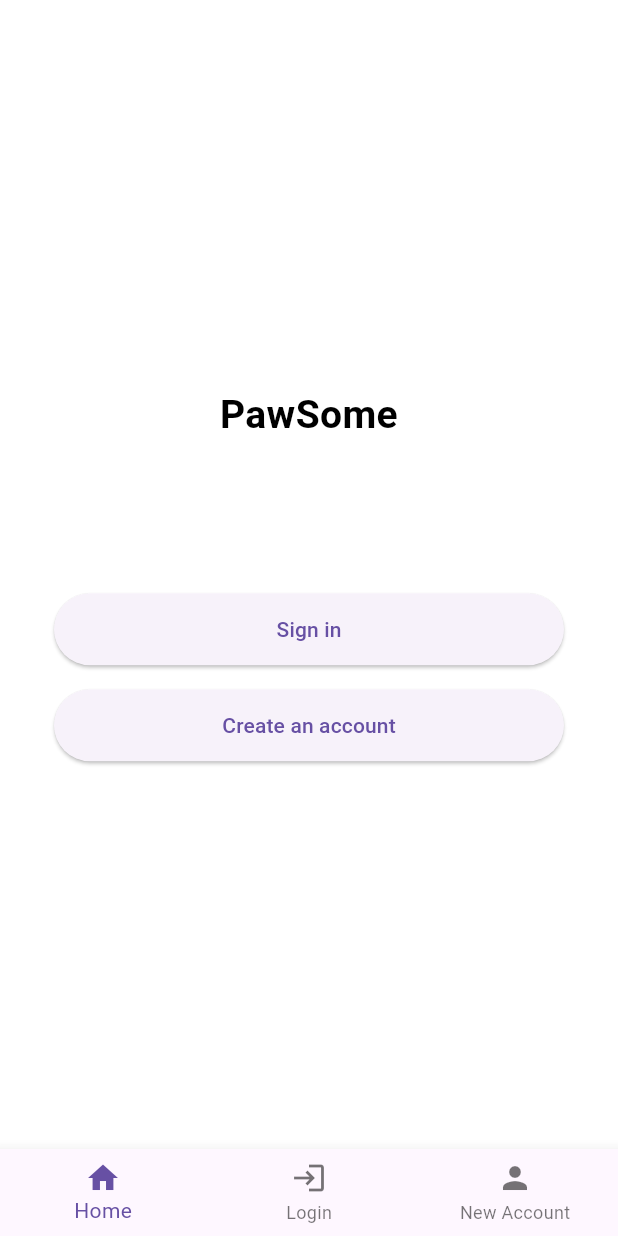
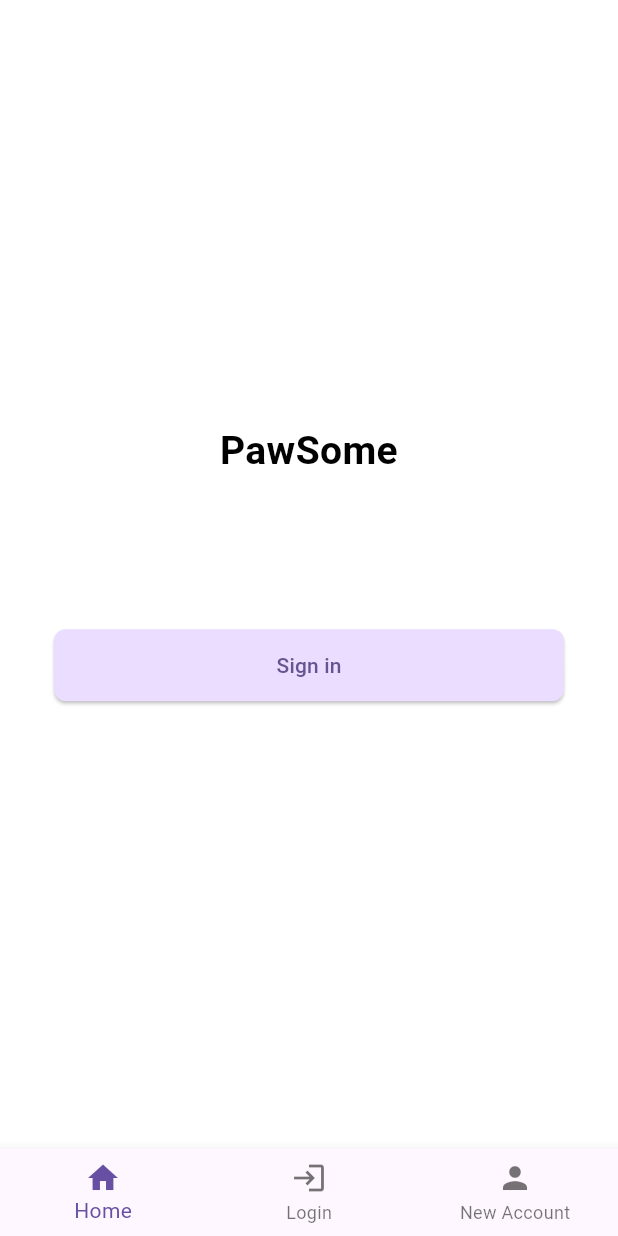
Before and after one commit to gkincs/pawsome_app, a Flutter app: the screen it shows after launch, on a phone screen of 412 x 824 dp. Run offline on Flutter 3.47's test engine with Material 3 defaults, Android fonts, the phone set to English and light mode, and no system bars; our stand-ins replace bloc, cloud_firestore, firebase_auth, firebase_core, flutter_bloc, image_picker; accounts and stored records are empty.

Commit message:
sing in screen refactor (stateful widget)

```diff
--- a/pawsome_app/lib/main.dart
+++ b/pawsome_app/lib/main.dart
@@ -2,7 +2,6 @@ import 'package:flutter/material.dart';
 import 'package:firebase_core/firebase_core.dart';
 import 'package:flutter_bloc/flutter_bloc.dart';
 import 'package:pawsome_app/bloc/bottom_navigation_bloc.dart';
-import 'package:pawsome_app/screens/pet_screen.dart';
 import 'screens/screen_manager.dart';
 
 void main() async {
--- a/pawsome_app/lib/screens/signin_screen.dart
+++ b/pawsome_app/lib/screens/signin_screen.dart
@@ -2,20 +2,52 @@ import 'package:flutter/material.dart';
 import 'package:flutter_bloc/flutter_bloc.dart';
 import 'package:pawsome_app/bloc/bottom_navigation_bloc.dart';
 
-class SigninWidget extends StatelessWidget {
+class SigninWidget extends StatefulWidget {
   const SigninWidget({super.key});
 
   @override
+  _SigninWidgetState createState() => _SigninWidgetState();
+}
+
+class _SigninWidgetState extends State<SigninWidget> {
+  @override
   Widget build(BuildContext context) {
-    return Container(
-      color: Colors.white,
+    return Scaffold(
+      backgroundColor: Colors.white,
+      body: SafeArea(
+        child: LayoutBuilder(
+          builder: (context, constraints) {
+            return SingleChildScrollView(
+              child: ConstrainedBox(
+                constraints: BoxConstraints(
+                  minHeight: constraints.maxHeight,
+                ),
+                child: IntrinsicHeight(
                   child: Padding(
                     padding: const EdgeInsets.symmetric(horizontal: 36.0),
                     child: Column(
                       mainAxisAlignment: MainAxisAlignment.center,
                       crossAxisAlignment: CrossAxisAlignment.stretch,
-          children: <Widget>[
-            Text(
+                      children: [
+                        _buildLogo(),
+                        const SizedBox(height: 100),
+                        _buildSignInButton(),
+                        const SizedBox(height: 16),
+                        //_buildCreateAccountButton(),
+                      ],
+                    ),
+                  ),
+                ),
+              ),
+            );
+          },
+        ),
+      ),
+    );
+  }
+
+  Widget _buildLogo() {
+    return const Text(
       'PawSome',
       style: TextStyle(
         fontSize: 26,
@@ -23,30 +55,40 @@ class SigninWidget extends StatelessWidget {
         color: Colors.black,
       ),
       textAlign: TextAlign.center,
-            ),
-            SizedBox(height: 100),
-            ElevatedButton(
+    );
+  }
+
+  Widget _buildSignInButton() {
+    return ElevatedButton(
       onPressed: () {
-                context.read<BottomNavigationBloc>().add(UpdateIndex(1)); // Navigate to Login
+        context.read<BottomNavigationBloc>().add(UpdateIndex(1));
       },
       style: ElevatedButton.styleFrom(
-                minimumSize: Size(double.infinity, 48),
-              ),
-              child: Text('Sign in'),
-            ),
-            SizedBox(height: 16),
-            ElevatedButton(
-              onPressed: () {
-                context.read<BottomNavigationBloc>().add(UpdateIndex(2)); // Navigate to Create Account
-              },
-              style: ElevatedButton.styleFrom(
-                minimumSize: Size(double.infinity, 48),
-              ),
-              child: Text('Create an account'),
-            ),
-          ],
+        backgroundColor: const Color(0xFFEADDFF),
+        foregroundColor: Color(0xFF65558F),
+        minimumSize: const Size(double.infinity, 48),
+        shape: RoundedRectangleBorder(
+          borderRadius: BorderRadius.circular(8),
         ),
       ),
+      child: const Text('Sign in'),
     );
   }
+
+  // Widget _buildCreateAccountButton() {
+  //   return ElevatedButton(
+  //     onPressed: () {
+  //       context.read<BottomNavigationBloc>().add(UpdateIndex(2));
+  //     },
+  //     style: ElevatedButton.styleFrom(
+  //       backgroundColor: const Color(0xFF65558F),
+  //       foregroundColor: Colors.white,
+  //       minimumSize: const Size(double.infinity, 48),
+  //       shape: RoundedRectangleBorder(
+  //         borderRadius: BorderRadius.circular(8),
+  //       ),
+  //     ),
+  //     child: const Text('Create an account'),
+  //   );
+  // }
 }
```
Lines whose indentation alone changed are shown as unchanged.
